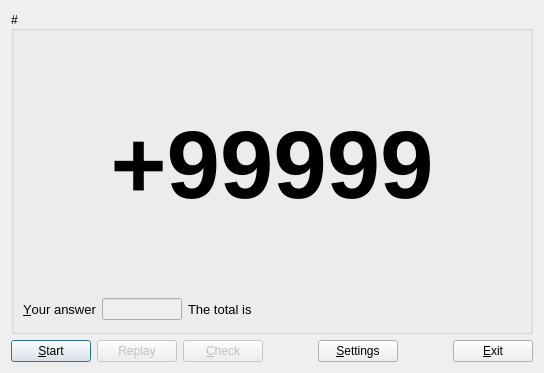
Old version of the form main.ui in the repository solsticedhiver/mental_calculation.
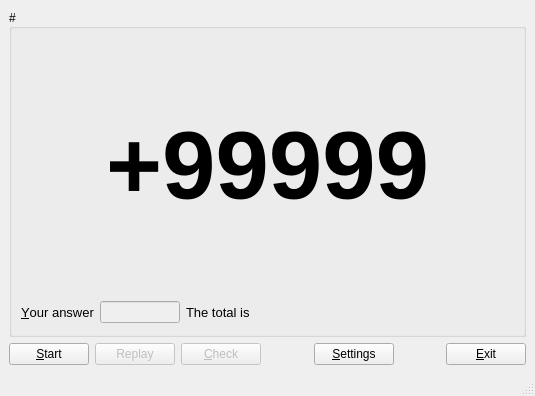
New version of the form. Icons and pictures are not drawn.

Commit message: Change from Dialog to MainWindow

What changed in the file:
```diff
--- a/main.ui
+++ b/main.ui
@@ -1,13 +1,13 @@
 <?xml version="1.0" encoding="UTF-8"?>
 <ui version="4.0">
- <class>Dialog</class>
- <widget class="QDialog" name="Dialog">
+ <class>MainWindow</class>
+ <widget class="QMainWindow" name="MainWindow">
   <property name="geometry">
    <rect>
     <x>0</x>
     <y>0</y>
-    <width>544</width>
-    <height>373</height>
+    <width>535</width>
+    <height>396</height>
    </rect>
   </property>
   <property name="windowTitle">
@@ -17,6 +17,7 @@
    <iconset>
     <normaloff>img/calculator.png</normaloff>img/calculator.png</iconset>
   </property>
+  <widget class="QWidget" name="centralwidget">
   <layout class="QGridLayout" name="gridLayout">
    <item row="0" column="0">
     <widget class="QGroupBox" name="gb_number">
@@ -225,6 +226,8 @@
     </layout>
    </item>
   </layout>
+  </widget>
+  <widget class="QStatusBar" name="statusbar"/>
  </widget>
  <resources/>
  <connections/>
```
Left out of the diff: 6 changed lines with no effect on the pictures. Lines whose indentation alone changed are shown as unchanged. The commit also changes 2 other files.
